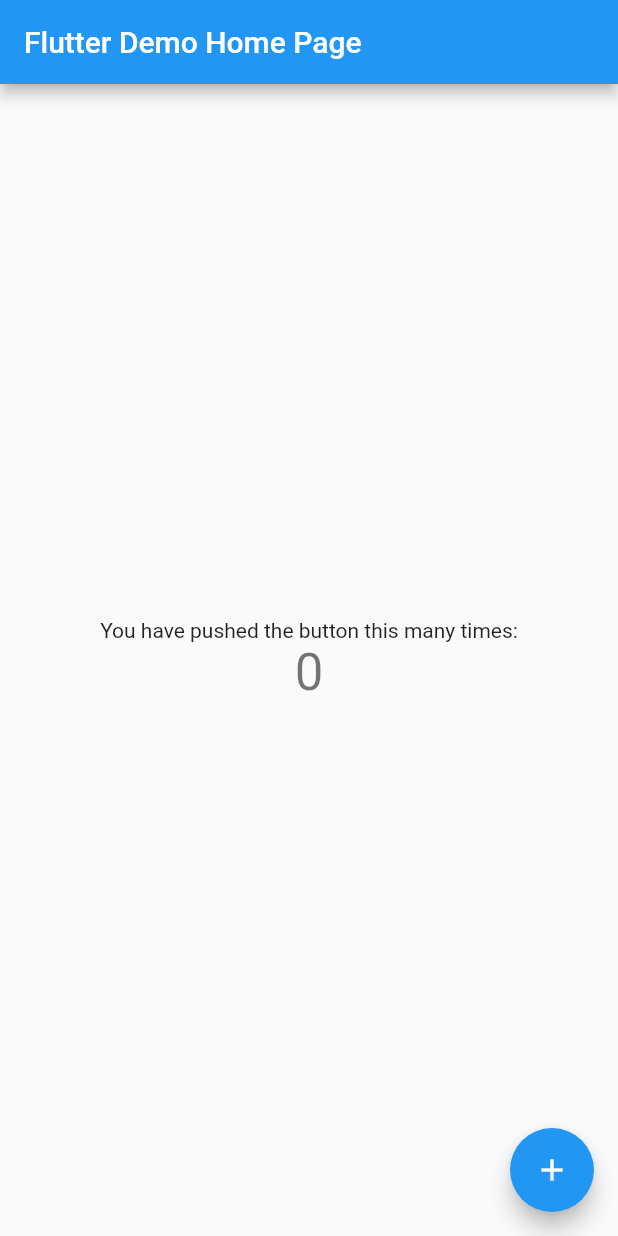
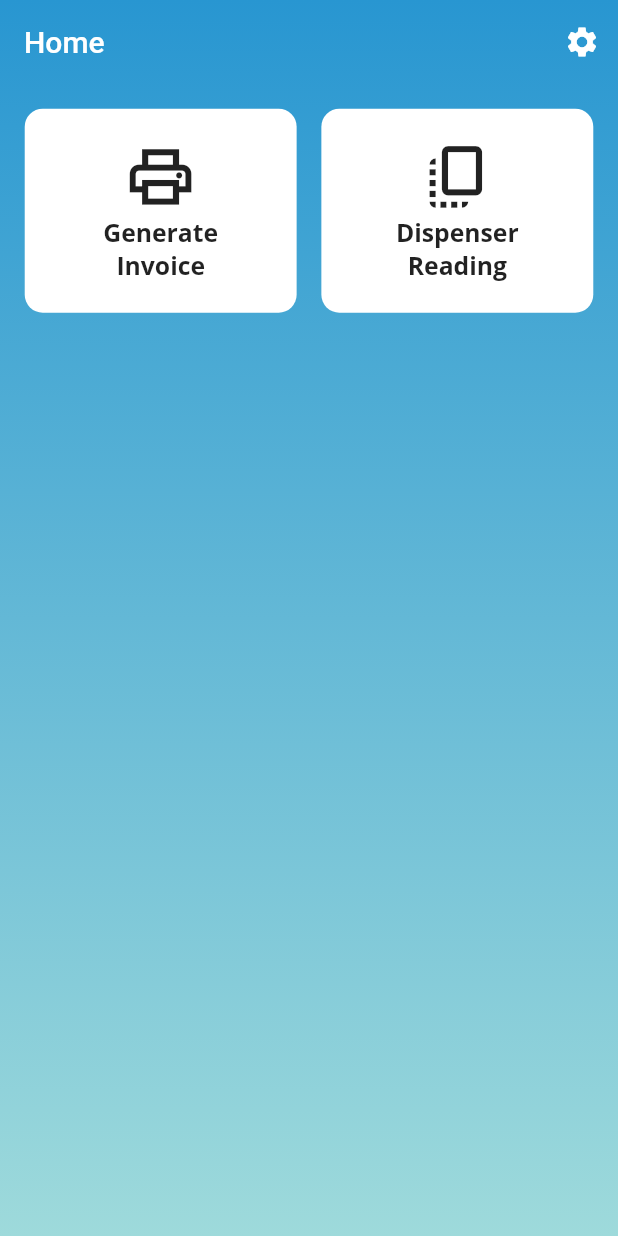
Before and after one commit to Cilive/Petroleum-POS, a Flutter app: the screen it shows after launch, on a phone screen of 412 x 824 dp. Run offline on Flutter 3.47's test engine with Material 2 defaults, Android fonts, the phone set to English and light mode, and no system bars.

Commit message:
Home Page

```diff
--- /dev/null
+++ b/lib/constants/config.dart
@@ -0,0 +1,36 @@
+import 'package:flutter/material.dart';
+
+
+class AppConfig {
+  BuildContext _context;
+  double? _height;
+  double? _width;
+  double? _heightPadding;
+  double? _widthPadding;
+
+  AppConfig(this._context) {
+    MediaQueryData _queryData = MediaQuery.of(_context);
+    _height = _queryData.size.height / 100.0;
+    _width = _queryData.size.width / 100.0;
+    _heightPadding = _height! -
+        ((_queryData.padding.top + _queryData.padding.bottom) / 100.0);
+    _widthPadding =
+        _width! - (_queryData.padding.left + _queryData.padding.right) / 100.0;
+  }
+
+  double rH(double v) {
+    return _height! * v;
+  }
+
+  double rW(double v) {
+    return _width! * v;
+  }
+
+  double rHP(double v) {
+    return _heightPadding! * v;
+  }
+
+  double rWP(double v) {
+    return _widthPadding! * v;
+  }
+}
--- a/lib/main.dart
+++ b/lib/main.dart
@@ -1,4 +1,5 @@
 import 'package:flutter/material.dart';
+import 'package:skysoft/screens/home_page.dart';
 
 void main() {
   runApp(const MyApp());
@@ -6,110 +7,12 @@
 
 class MyApp extends StatelessWidget {
   const MyApp({Key? key}) : super(key: key);
-
-  // This widget is the root of your application.
   @override
   Widget build(BuildContext context) {
     return MaterialApp(
-      title: 'Flutter Demo',
-      theme: ThemeData(
-        // This is the theme of your application.
-        //
-        // Try running your application with "flutter run". You'll see the
-        // application has a blue toolbar. Then, without quitting the app, try
-        // changing the primarySwatch below to Colors.green and then invoke
-        // "hot reload" (press "r" in the console where you ran "flutter run",
-        // or simply save your changes to "hot reload" in a Flutter IDE).
-        // Notice that the counter didn't reset back to zero; the application
-        // is not restarted.
-        primarySwatch: Colors.blue,
-      ),
-      home: const MyHomePage(title: 'Flutter Demo Home Page'),
+      debugShowCheckedModeBanner: false,
+      title: 'SkySoft',
+      home: const HomePage(),
     );
   }
 }
-
-class MyHomePage extends StatefulWidget {
-  const MyHomePage({Key? key, required this.title}) : super(key: key);
-
-  // This widget is the home page of your application. It is stateful, meaning
-  // that it has a State object (defined below) that contains fields that affect
-  // how it looks.
-
-  // This class is the configuration for the state. It holds the values (in this
-  // case the title) provided by the parent (in this case the App widget) and
-  // used by the build method of the State. Fields in a Widget subclass are
-  // always marked "final".
-
-  final String title;
-
-  @override
-  State<MyHomePage> createState() => _MyHomePageState();
-}
-
-class _MyHomePageState extends State<MyHomePage> {
-  int _counter = 0;
-
-  void _incrementCounter() {
-    setState(() {
-      // This call to setState tells the Flutter framework that something has
-      // changed in this State, which causes it to rerun the build method below
-      // so that the display can reflect the updated values. If we changed
-      // _counter without calling setState(), then the build method would not be
-      // called again, and so nothing would appear to happen.
-      _counter++;
-    });
-  }
-
-  @override
-  Widget build(BuildContext context) {
-    // This method is rerun every time setState is called, for instance as done
-    // by the _incrementCounter method above.
-    //
-    // The Flutter framework has been optimized to make rerunning build methods
-    // fast, so that you can just rebuild anything that needs updating rather
-    // than having to individually change instances of widgets.
-    return Scaffold(
-      appBar: AppBar(
-        // Here we take the value from the MyHomePage object that was created by
-        // the App.build method, and use it to set our appbar title.
-        title: Text(widget.title),
-      ),
-      body: Center(
-        // Center is a layout widget. It takes a single child and positions it
-        // in the middle of the parent.
-        child: Column(
-          // Column is also a layout widget. It takes a list of children and
-          // arranges them vertically. By default, it sizes itself to fit its
-          // children horizontally, and tries to be as tall as its parent.
-          //
-          // Invoke "debug painting" (press "p" in the console, choose the
-          // "Toggle Debug Paint" action from the Flutter Inspector in Android
-          // Studio, or the "Toggle Debug Paint" command in Visual Studio Code)
-          // to see the wireframe for each widget.
-          //
-          // Column has various properties to control how it sizes itself and
-          // how it positions its children. Here we use mainAxisAlignment to
-          // center the children vertically; the main axis here is the vertical
-          // axis because Columns are vertical (the cross axis would be
-          // horizontal).
-          mainAxisAlignment: MainAxisAlignment.center,
-          children: <Widget>[
-            const Text(
-              'You have pushed the button this many times:',
-            ),
-            Text(
-              '$_counter',
-              style: Theme.of(context).textTheme.headline4,
-            ),
-          ],
-        ),
-      ),
-      floatingActionButton: FloatingActionButton(
-        onPressed: _incrementCounter,
-        tooltip: 'Increment',
-        child: const Icon(Icons.add),
-      ), // This trailing comma makes auto-formatting nicer for build methods.
-    );
-  }
-}
--- /dev/null
+++ b/lib/screens/home_page.dart
@@ -0,0 +1,69 @@
+import 'package:flutter/material.dart';
+import 'package:skysoft/constants/config.dart';
+import 'package:skysoft/widgets/home_menu.dart';
+
+class HomePage extends StatefulWidget {
+  const HomePage({Key? key}) : super(key: key);
+
+  @override
+  _HomePageState createState() => _HomePageState();
+}
+
+class _HomePageState extends State<HomePage> {
+  AppConfig? _ac;
+
+  @override
+  Widget build(BuildContext context) {
+    _ac = AppConfig(context);
+    return Scaffold(
+      appBar: AppBar(
+        backgroundColor: Colors.transparent,
+        elevation: 0.0,
+        title: Text("Home"),
+        actions: [IconButton(onPressed: () {}, icon: Icon(Icons.settings))],
+      ),
+      extendBodyBehindAppBar: true,
+      body: Container(
+        decoration: BoxDecoration(
+          gradient: LinearGradient(
+            colors: [
+              Color.fromRGBO(40, 150, 209, 1),
+              Color.fromRGBO(158, 218, 219, 1),
+            ],
+            begin: Alignment.topCenter,
+            end: Alignment.bottomCenter,
+          ),
+        ),
+        child: _bodySection(),
+      ),
+    );
+  }
+
+  Widget _bodySection() {
+    return Padding(
+      padding: EdgeInsets.all(_ac!.rWP(4)),
+      child: Container(
+        child: GridView(
+          gridDelegate: SliverGrid.count(
+            crossAxisCount: 2,
+            childAspectRatio: 4/3,
+            crossAxisSpacing: _ac!.rWP(4),
+            mainAxisSpacing: _ac!.rWP(4),
+          ).gridDelegate,
+          children: [
+            HomeMenu(
+              title: "Generate\nInvoice",
+              icon: Icons.print_outlined,
+              onTap:(){},
+            ),
+            HomeMenu(
+              title: "Dispenser\nReading",
+              icon: Icons.copy_all,
+              onTap:(){},
+            ),
+          ],
+        ),
+      ),
+    );
+  }
+}
--- /dev/null
+++ b/lib/widgets/home_menu.dart
@@ -0,0 +1,49 @@
+import 'package:flutter/material.dart';
+import 'package:skysoft/constants/config.dart';
+
+class HomeMenu extends StatelessWidget {
+  final String? title;
+  final IconData? icon;
+  final VoidCallback? onTap;
+
+  HomeMenu({Key? key, this.title, this.icon, this.onTap}) : super(key: key);
+
+  AppConfig? _ac;
+
+  @override
+  Widget build(BuildContext context) {
+    _ac = AppConfig(context);
+    return GestureDetector(
+      onTap: () => onTap!(),
+      child: Container(
+        decoration: BoxDecoration(
+            color: Colors.white, borderRadius: BorderRadius.circular(12)),
+        child: Padding(
+          padding: EdgeInsets.all(_ac!.rWP(5)),
+          child: Column(
+            crossAxisAlignment: CrossAxisAlignment.center,
+            mainAxisAlignment: MainAxisAlignment.center,
+            children: [
+              Container(
+                height: _ac!.rH(6),
+                width: _ac!.rH(6),
+                child: Icon(
+                  icon,
+                  size: _ac!.rH(6),
+                ),
+              ),
+              Text(
+                "$title",
+                style: TextStyle(
+                    fontFamily: "OpenSans",
+                    fontSize: _ac!.rWP(4),
+                    fontWeight: FontWeight.w700),
+                textAlign: TextAlign.center,
+              )
+            ],
+          ),
+        ),
+      ),
+    );
+  }
+}
```
Also changed, not shown: pubspec.yaml (+7 -11 lines), assets/fonts/OpenSans-Bold.ttf (added), assets/fonts/OpenSans-BoldItalic.ttf (added), assets/fonts/OpenSans-ExtraBold.ttf (added), assets/fonts/OpenSans-ExtraBoldItalic.ttf (added), assets/fonts/OpenSans-Italic.ttf (added), assets/fonts/OpenSans-Light.ttf (added), assets/fonts/OpenSans-LightItalic.ttf (added), assets/fonts/OpenSans-Medium.ttf (added), assets/fonts/OpenSans-MediumItalic.ttf (added), assets/fonts/OpenSans-Regular.ttf (added), assets/fonts/OpenSans-SemiBold.ttf (added), assets/fonts/OpenSans-SemiBoldItalic.ttf (added), pubspec.lock, 4 other files.
